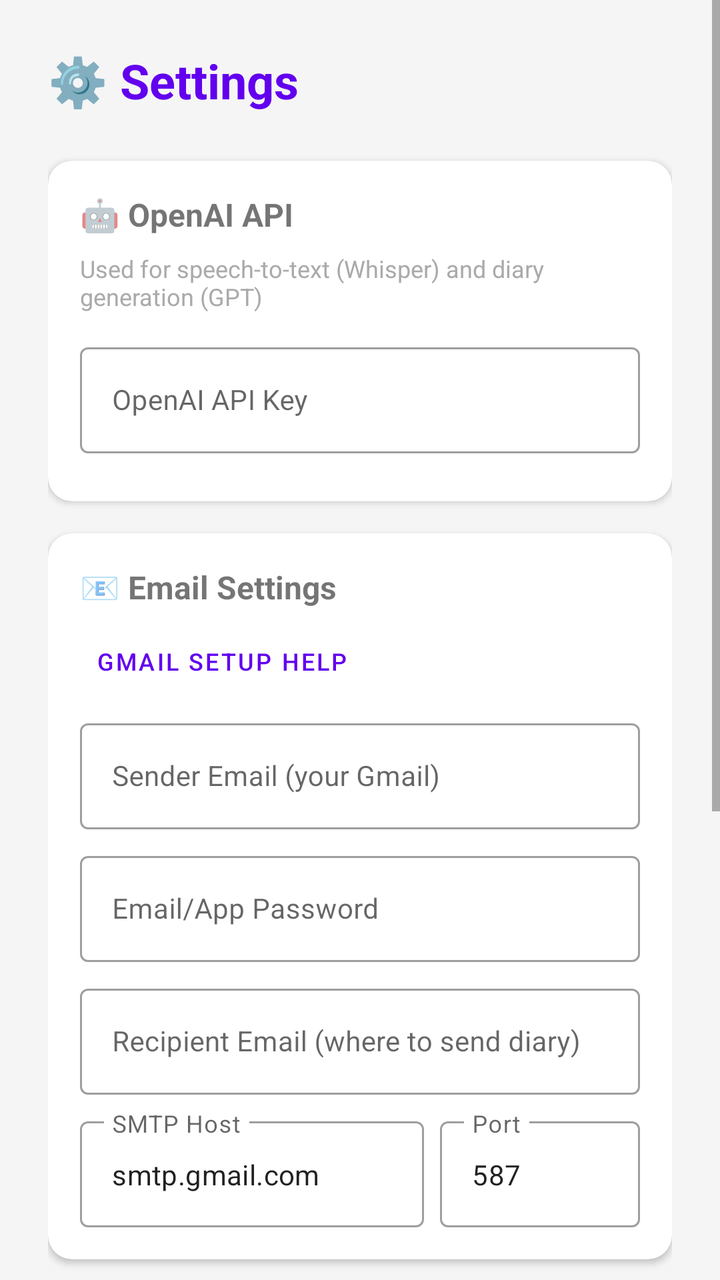
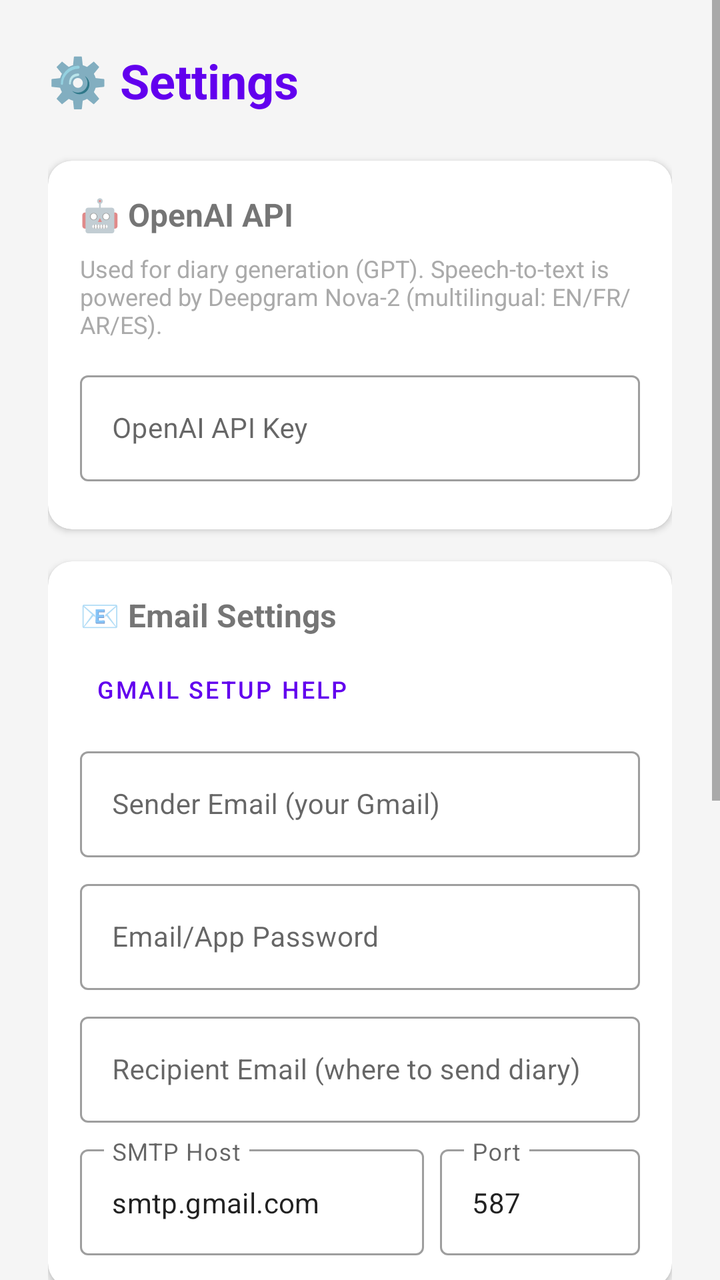

Screens rendered from an Android XML layout before and after an edit, with the pre-edit source and the edit as a unified diff.
<!-- AndroidManifest.xml: activity theme Theme.DailyDiary -->
<!-- res/layout/activity_settings.xml -->
<?xml version="1.0" encoding="utf-8"?>
<ScrollView
    xmlns:android="http://schemas.android.com/apk/res/android"
    xmlns:app="http://schemas.android.com/apk/res-auto"
    android:layout_width="match_parent"
    android:layout_height="match_parent"
    android:background="@color/background">

    <LinearLayout
        android:layout_width="match_parent"
        android:layout_height="wrap_content"
        android:orientation="vertical"
        android:padding="24dp">

        <TextView
            android:layout_width="wrap_content"
            android:layout_height="wrap_content"
            android:text="⚙️ Settings"
            android:textSize="24sp"
            android:textStyle="bold"
            android:textColor="@color/primary"
            android:layout_marginBottom="24dp" />

        
        <com.google.android.material.card.MaterialCardView
            android:layout_width="match_parent"
            android:layout_height="wrap_content"
            app:cardCornerRadius="12dp"
            app:cardElevation="2dp"
            android:layout_marginBottom="16dp">

            <LinearLayout
                android:layout_width="match_parent"
                android:layout_height="wrap_content"
                android:orientation="vertical"
                android:padding="16dp">

                <TextView
                    android:layout_width="wrap_content"
                    android:layout_height="wrap_content"
                    android:text="🤖 OpenAI API"
                    android:textSize="16sp"
                    android:textStyle="bold"
                    android:layout_marginBottom="8dp" />

                <TextView
                    android:layout_width="wrap_content"
                    android:layout_height="wrap_content"
                    android:text="Used for speech-to-text (Whisper) and diary generation (GPT)"
                    android:textSize="12sp"
                    android:textColor="@android:color/darker_gray"
                    android:layout_marginBottom="12dp" />

                <com.google.android.material.textfield.TextInputLayout
                    android:layout_width="match_parent"
                    android:layout_height="wrap_content"
                    android:hint="OpenAI API Key"
                    style="@style/Widget.MaterialComponents.TextInputLayout.OutlinedBox"
                    android:layout_marginBottom="8dp">

                    <com.google.android.material.textfield.TextInputEditText
                        android:id="@+id/etApiKey"
                        android:layout_width="match_parent"
                        android:layout_height="wrap_content"
                        android:inputType="textPassword"
                        android:textSize="14sp" />

                </com.google.android.material.textfield.TextInputLayout>

            </LinearLayout>

        </com.google.android.material.card.MaterialCardView>

        
        <com.google.android.material.card.MaterialCardView
            android:layout_width="match_parent"
            android:layout_height="wrap_content"
            app:cardCornerRadius="12dp"
            app:cardElevation="2dp"
            android:layout_marginBottom="16dp">

            <LinearLayout
                android:layout_width="match_parent"
                android:layout_height="wrap_content"
                android:orientation="vertical"
                android:padding="16dp">

                <TextView
                    android:layout_width="wrap_content"
                    android:layout_height="wrap_content"
                    android:text="📧 Email Settings"
                    android:textSize="16sp"
                    android:textStyle="bold"
                    android:layout_marginBottom="8dp" />

                <com.google.android.material.button.MaterialButton
                    android:id="@+id/btnGmailHelp"
                    android:layout_width="wrap_content"
                    android:layout_height="36dp"
                    android:text="Gmail Setup Help"
                    android:textSize="12sp"
                    style="@style/Widget.MaterialComponents.Button.TextButton"
                    android:layout_marginBottom="8dp" />

                <com.google.android.material.textfield.TextInputLayout
                    android:layout_width="match_parent"
                    android:layout_height="wrap_content"
                    android:hint="Sender Email (your Gmail)"
                    style="@style/Widget.MaterialComponents.TextInputLayout.OutlinedBox"
                    android:layout_marginBottom="8dp">

                    <com.google.android.material.textfield.TextInputEditText
                        android:id="@+id/etEmailFrom"
                        android:layout_width="match_parent"
                        android:layout_height="wrap_content"
                        android:inputType="textEmailAddress"
                        android:textSize="14sp" />

                </com.google.android.material.textfield.TextInputLayout>

                <com.google.android.material.textfield.TextInputLayout
                    android:layout_width="match_parent"
                    android:layout_height="wrap_content"
                    android:hint="Email/App Password"
                    style="@style/Widget.MaterialComponents.TextInputLayout.OutlinedBox"
                    android:layout_marginBottom="8dp">

                    <com.google.android.material.textfield.TextInputEditText
                        android:id="@+id/etEmailPassword"
                        android:layout_width="match_parent"
                        android:layout_height="wrap_content"
                        android:inputType="textPassword"
                        android:textSize="14sp" />

                </com.google.android.material.textfield.TextInputLayout>

                <com.google.android.material.textfield.TextInputLayout
                    android:layout_width="match_parent"
                    android:layout_height="wrap_content"
                    android:hint="Recipient Email (where to send diary)"
                    style="@style/Widget.MaterialComponents.TextInputLayout.OutlinedBox"
                    android:layout_marginBottom="8dp">

                    <com.google.android.material.textfield.TextInputEditText
                        android:id="@+id/etEmailTo"
                        android:layout_width="match_parent"
                        android:layout_height="wrap_content"
                        android:inputType="textEmailAddress"
                        android:textSize="14sp" />

                </com.google.android.material.textfield.TextInputLayout>

                <LinearLayout
                    android:layout_width="match_parent"
                    android:layout_height="wrap_content"
                    android:orientation="horizontal">

                    <com.google.android.material.textfield.TextInputLayout
                        android:layout_width="0dp"
                        android:layout_height="wrap_content"
                        android:layout_weight="1"
                        android:hint="SMTP Host"
                        style="@style/Widget.MaterialComponents.TextInputLayout.OutlinedBox"
                        android:layout_marginEnd="8dp">

                        <com.google.android.material.textfield.TextInputEditText
                            android:id="@+id/etSmtpHost"
                            android:layout_width="match_parent"
                            android:layout_height="wrap_content"
                            android:text="smtp.gmail.com"
                            android:textSize="14sp" />

                    </com.google.android.material.textfield.TextInputLayout>

                    <com.google.android.material.textfield.TextInputLayout
                        android:layout_width="100dp"
                        android:layout_height="wrap_content"
                        android:hint="Port"
                        style="@style/Widget.MaterialComponents.TextInputLayout.OutlinedBox">

                        <com.google.android.material.textfield.TextInputEditText
                            android:id="@+id/etSmtpPort"
                            android:layout_width="match_parent"
                            android:layout_height="wrap_content"
                            android:text="587"
                            android:inputType="number"
                            android:textSize="14sp" />

                    </com.google.android.material.textfield.TextInputLayout>

                </LinearLayout>

            </LinearLayout>

        </com.google.android.material.card.MaterialCardView>

        
        <com.google.android.material.card.MaterialCardView
            android:layout_width="match_parent"
            android:layout_height="wrap_content"
            app:cardCornerRadius="12dp"
            app:cardElevation="2dp"
            android:layout_marginBottom="16dp">

            <LinearLayout
                android:layout_width="match_parent"
                android:layout_height="wrap_content"
                android:orientation="vertical"
                android:padding="16dp">

                <TextView
                    android:layout_width="wrap_content"
                    android:layout_height="wrap_content"
                    android:text="⏰ Daily Summary Schedule"
                    android:textSize="16sp"
                    android:textStyle="bold"
                    android:layout_marginBottom="8dp" />

                <TextView
                    android:layout_width="wrap_content"
                    android:layout_height="wrap_content"
                    android:text="When should the daily summary be generated and sent?"
                    android:textSize="12sp"
                    android:textColor="@android:color/darker_gray"
                    android:layout_marginBottom="12dp" />

                <LinearLayout
                    android:layout_width="match_parent"
                    android:layout_height="wrap_content"
                    android:orientation="horizontal"
                    android:gravity="center_vertical">

                    <com.google.android.material.textfield.TextInputLayout
                        android:layout_width="100dp"
                        android:layout_height="wrap_content"
                        android:hint="Hour (0-23)"
                        style="@style/Widget.MaterialComponents.TextInputLayout.OutlinedBox"
                        android:layout_marginEnd="8dp">

                        <com.google.android.material.textfield.TextInputEditText
                            android:id="@+id/etSummaryHour"
                            android:layout_width="match_parent"
                            android:layout_height="wrap_content"
                            android:text="22"
                            android:inputType="number"
                            android:textSize="14sp" />

                    </com.google.android.material.textfield.TextInputLayout>

                    <TextView
                        android:layout_width="wrap_content"
                        android:layout_height="wrap_content"
                        android:text=":"
                        android:textSize="24sp"
                        android:layout_marginHorizontal="8dp" />

                    <com.google.android.material.textfield.TextInputLayout
                        android:layout_width="100dp"
                        android:layout_height="wrap_content"
                        android:hint="Min (0-59)"
                        style="@style/Widget.MaterialComponents.TextInputLayout.OutlinedBox">

                        <com.google.android.material.textfield.TextInputEditText
                            android:id="@+id/etSummaryMinute"
                            android:layout_width="match_parent"
                            android:layout_height="wrap_content"
                            android:text="00"
                            android:inputType="number"
                            android:textSize="14sp" />

                    </com.google.android.material.textfield.TextInputLayout>

                </LinearLayout>

            </LinearLayout>

        </com.google.android.material.card.MaterialCardView>

        
        <com.google.android.material.card.MaterialCardView
            android:layout_width="match_parent"
            android:layout_height="wrap_content"
            app:cardCornerRadius="12dp"
            app:cardElevation="2dp"
            android:layout_marginBottom="24dp">

            <LinearLayout
                android:layout_width="match_parent"
                android:layout_height="wrap_content"
                android:orientation="horizontal"
                android:padding="16dp"
                android:gravity="center_vertical">

                <LinearLayout
                    android:layout_width="0dp"
                    android:layout_height="wrap_content"
                    android:layout_weight="1"
                    android:orientation="vertical">

                    <TextView
                        android:layout_width="wrap_content"
                        android:layout_height="wrap_content"
                        android:text="Auto-start on boot"
                        android:textSize="14sp"
                        android:textStyle="bold" />

                    <TextView
                        android:layout_width="wrap_content"
                        android:layout_height="wrap_content"
                        android:text="Automatically start recording when device restarts"
                        android:textSize="12sp"
                        android:textColor="@android:color/darker_gray" />

                </LinearLayout>

                <com.google.android.material.switchmaterial.SwitchMaterial
                    android:id="@+id/switchAutoStart"
                    android:layout_width="wrap_content"
                    android:layout_height="wrap_content"
                    android:checked="true" />

            </LinearLayout>

        </com.google.android.material.card.MaterialCardView>

        
        <com.google.android.material.button.MaterialButton
            android:id="@+id/btnSave"
            android:layout_width="match_parent"
            android:layout_height="56dp"
            android:text="Save Settings"
            android:textSize="16sp"
            app:cornerRadius="28dp"
            app:backgroundTint="@color/primary" />

    </LinearLayout>

</ScrollView>
<!-- resources referenced by this layout -->
<resources>
  <color name="background">#FFF5F5F5</color>
  <color name="primary">#FF6200EE</color>
  <style name="Theme.DailyDiary" parent="Theme.MaterialComponents.Light.NoActionBar">
          <item name="colorPrimary">@color/primary</item>
          <item name="colorPrimaryDark">@color/primary_dark</item>
          <item name="colorAccent">@color/accent</item>
          <item name="android:statusBarColor">@color/primary_dark</item>
      </style>
  <color name="primary_dark">#FF3700B3</color>
  <color name="accent">#FF03DAC5</color>
</resources>

<!-- the commit's change to res/layout/activity_settings.xml (unified diff, before → after) -->
@@ -46,7 +46,7 @@
                 <TextView
                     android:layout_width="wrap_content"
                     android:layout_height="wrap_content"
-                    android:text="Used for speech-to-text (Whisper) and diary generation (GPT)"
+                    android:text="Used for diary generation (GPT). Speech-to-text is powered by Deepgram Nova-2 (multilingual: EN/FR/AR/ES)."
                     android:textSize="12sp"
                     android:textColor="@android:color/darker_gray"
                     android:layout_marginBottom="12dp" />
